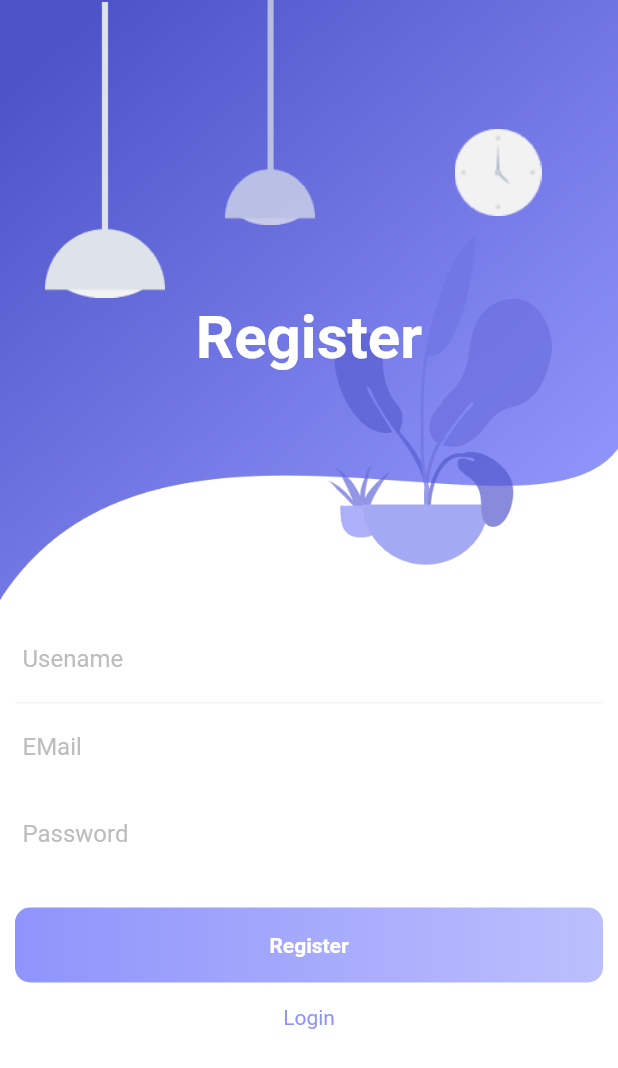
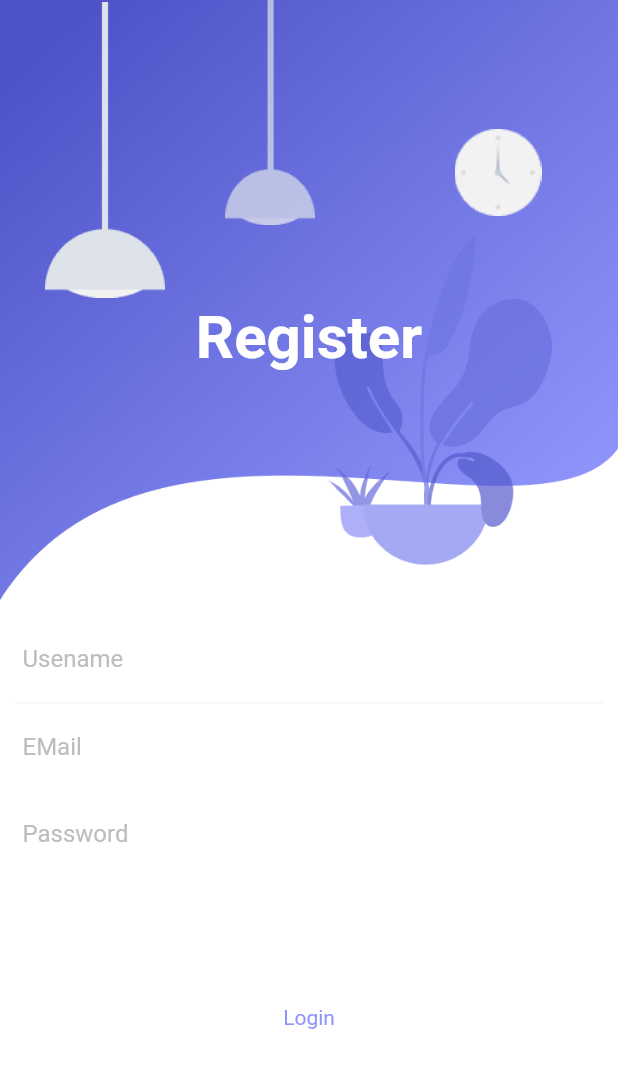
Before and after one commit to pavankumarallu/lets_chat, a Flutter app: the screen it shows after launch, on a phone screen of 412 x 824 dp. Shown: the top 1068 px of the screen. Run offline on Flutter 3.47's test engine with Material 2 defaults, Android fonts, the phone set to English and light mode, and no system bars; our stand-ins replace firebase_auth, simple_animations; accounts and stored records are empty.

```diff
--- a/lets_chat/lib/views/signup.dart
+++ b/lets_chat/lib/views/signup.dart
@@ -165,10 +165,11 @@ class _SignUpState extends State<SignUp> {
                               height: 50,
                               decoration: BoxDecoration(
                                   borderRadius: BorderRadius.circular(10),
-                                  gradient: LinearGradient(colors: [
-                                    Color.fromRGBO(143, 148, 251, 1),
-                                    Color.fromRGBO(143, 148, 251, .6),
-                                  ])),
+                                  // gradient: LinearGradient(colors: [
+                                  //   Color.fromRGBO(143, 148, 251, 1),
+                                  //   Color.fromRGBO(143, 148, 251, .6),
+                                  // ])),
+                              ),
                               child: Center(
                                 child: Text(
                                   "Register",
--- a/lets_chat/pubspec.yaml
+++ b/lets_chat/pubspec.yaml
@@ -26,6 +26,7 @@ dependencies:
   # Use with the CupertinoIcons class for iOS style icons.
   cupertino_icons: ^0.1.2
   firebase_auth: ^0.18.1+2
+  firebase_core: ^0.5.0+1
 
 dev_dependencies:
   flutter_test:
```
Also changed, not shown: lets_chat/lib/services/auth.dart (+5 -5 lines), lets_chat/lib/views/signin.dart (+5 -5 lines), lets_chat/pubspec.lock, 2 other files.
